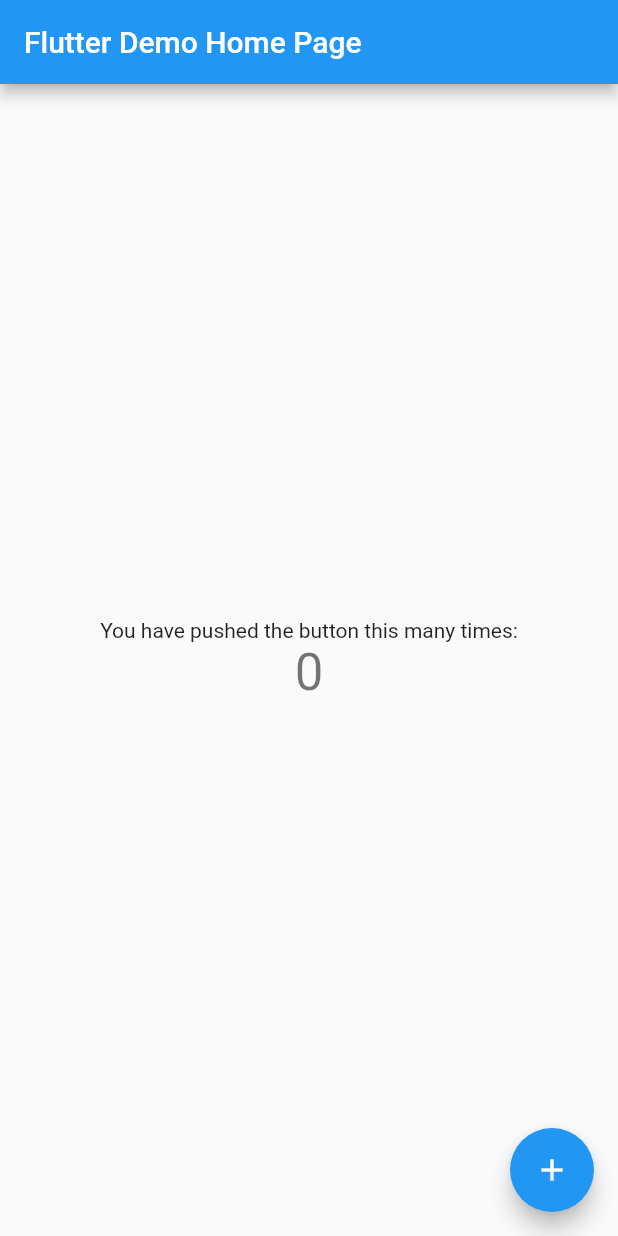
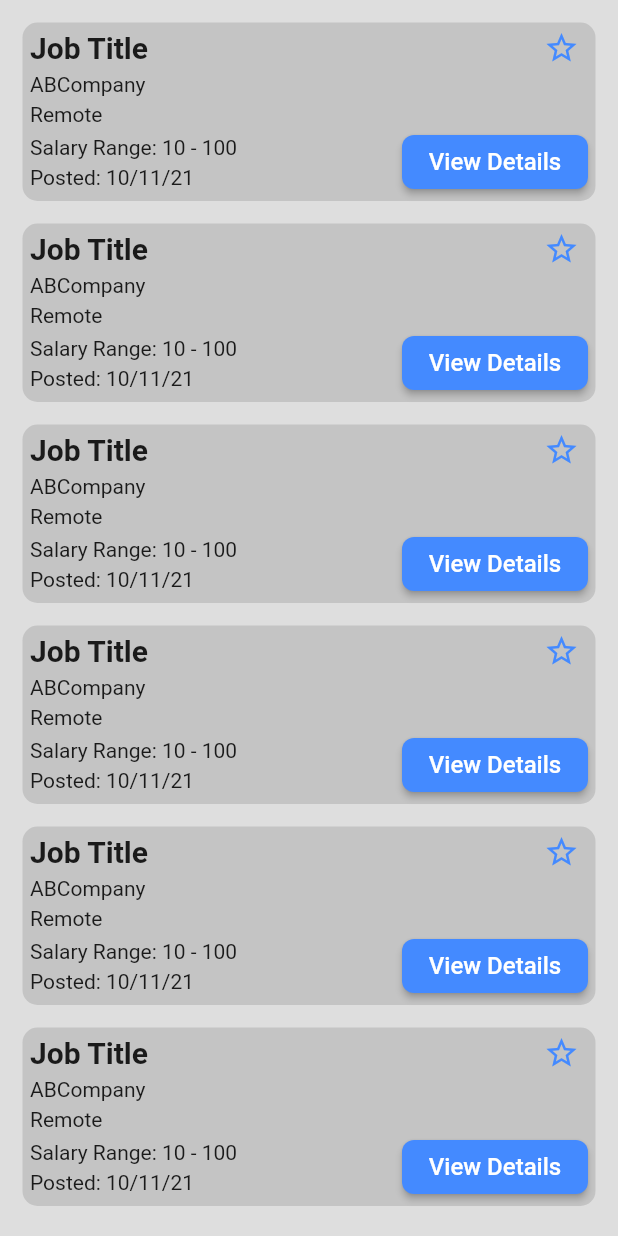
Before and after one commit to azwadkm22/JobDen, a Flutter app: the screen it shows after launch, on a phone screen of 412 x 824 dp. Run offline on Flutter 3.47's test engine with Material 2 defaults, Android fonts, the phone set to English and light mode, and no system bars; missing offline and left inert: dart:ffi.

Commit message:
is this even getting committed

```diff
--- /dev/null
+++ b/lib/color_palette.dart
@@ -0,0 +1,11 @@
+import 'package:flutter/material.dart';
+
+class ColorPalette {
+  static const Color backgroundColor = Color(0xffDEDEDE);
+  static const Color secondaryColor = Color(0xFFaaaaaa);
+  static const Color secondaryColorDark = Color(0xFF3D3D3D);
+  static const Color textColor = Color(0xFFdedede);
+  static const Color green = Color(0xff88E079);
+  static const Color orange = Color(0xffff9d5c);
+  static const Color red = Color(0xffef5350);
+}
--- a/lib/main.dart
+++ b/lib/main.dart
@@ -1,4 +1,5 @@
 import 'package:flutter/material.dart';
+import 'package:job_den/views/home_screen.dart';
 
 void main() {
   runApp(const MyApp());
@@ -24,7 +25,7 @@ class MyApp extends StatelessWidget {
         // is not restarted.
         primarySwatch: Colors.blue,
       ),
-      home: const MyHomePage(title: 'Flutter Demo Home Page'),
+      home: HomeScreen(),
     );
   }
 }
--- /dev/null
+++ b/lib/views/JobCard.dart
@@ -0,0 +1,79 @@
+import 'dart:ffi';
+
+import 'package:flutter/cupertino.dart';
+import 'package:flutter/material.dart';
+import 'package:job_den/views/view_details_button.dart';
+
+class JobCard extends StatefulWidget {
+  const JobCard({Key? key}) : super(key: key);
+  final String jobTitle = "Job Title";
+
+  @override
+  _JobCardState createState() => _JobCardState();
+}
+
+class _JobCardState extends State<JobCard> {
+  String jobTitle = "Job Title";
+  String companyName = "ABCompany";
+  String jobType = "Remote";
+  int salaryRangeStart = 10;
+  int salaryRangeEnd = 100;
+  String date = "10/11/21";
+  bool isStarred = false;
+  @override
+  Widget build(BuildContext context) {
+    return GestureDetector(
+      onTap: () {
+        //Take to JobViewPage
+      },
+  child: Expanded(child: Container(
+    padding: const EdgeInsets.fromLTRB(5.0, 5.0, 5.0, 2),
+    margin: const EdgeInsets.fromLTRB(5.0, 5.0, 5.0, 10.0),
+    decoration: const BoxDecoration(
+      color: Color(0xFFC4C4C4),
+      borderRadius: BorderRadius.all(Radius.circular(10))
+    ),
+      child: Column(
+        crossAxisAlignment: CrossAxisAlignment.start,
+        mainAxisAlignment: MainAxisAlignment.spaceEvenly,
+        children: [
+          Row(
+            children: [
+              Expanded(flex: 18, child: Text(jobTitle, style: TextStyle(fontWeight: FontWeight.bold, fontSize: 20),)),
+              Expanded(flex: 1, child: Container()),
+              Expanded(flex: 2, child: GestureDetector(onTap: (){ setState(() {
+                if (isStarred == false )
+                  isStarred = true;
+                else if (isStarred = true)
+                  isStarred = false;
+              });}, child: isStarred == true ? Icon(Icons.star, color: Colors.blueAccent,) : Icon(Icons.star_border_outlined, color: Colors.blueAccent,))),
+            ],
+          ),
+          SizedBox(height: 4,),
+          Text(companyName),
+          SizedBox(height: 4,),
+          Text(jobType),
+          Row(
+            mainAxisAlignment: MainAxisAlignment.start,
+            children: [
+              Expanded(flex: 3, child: Column(
+                mainAxisAlignment: MainAxisAlignment.spaceEvenly,
+                  crossAxisAlignment: CrossAxisAlignment.start,
+                  children: [
+                    Text("Salary Range: $salaryRangeStart - $salaryRangeEnd"),
+                    SizedBox(height: 4,),
+                    Text("Posted: $date"),
+                  ],
+                ),
+              ),
+              Expanded(flex: 1, child: Container()),
+              Expanded(flex: 2, child: ViewDetailsButton(onPressed: (){},)),
+            ],
+          )
+        ],
+    ),
+
+  ),
+    ));
+  }
+}
--- a/lib/views/JobPostCard.dart
+++ b/lib/views/JobPostCard.dart
@@ -0,0 +1,30 @@
+import 'package:flutter/material.dart';
+
+// ignore: empty_constructor_bodies
+class JobPostCard extends GestureDetector {
+  JobPostCard({
+    Color bgColor = Colors.white,
+    required String title,
+    required String id,
+    required VoidCallback onPressed,
+  }) :
+        super  (
+          onTap: onPressed,
+          child: Container(
+            color: bgColor,
+            margin: EdgeInsets.all(5.0),
+            child: Expanded(
+                    child: Padding(
+                      padding: EdgeInsets.all(10),
+                      child: Text(title,
+                        textAlign: TextAlign.start,
+                        style: TextStyle(
+                          fontSize: 18,
+                          color: Colors.black,
+                        ),
+                      ),
+                    ),
+                  ),
+            ),
+          );
+}
--- /dev/null
+++ b/lib/views/home_screen.dart
@@ -0,0 +1,31 @@
+import 'package:flutter/material.dart';
+import 'package:job_den/color_palette.dart';
+import 'package:job_den/views/JobCard.dart';
+import 'package:job_den/views/JobPostCard.dart';
+
+class HomeScreen extends StatelessWidget {
+  @override
+  Widget build(BuildContext context) {
+    return Scaffold(
+        backgroundColor: ColorPalette.backgroundColor,
+        body: _buildContent(),
+    );
+  }
+
+  Widget _buildContent() {
+    return SafeArea(
+      child: Expanded(
+            child: Padding(
+              padding: const EdgeInsets.all(10.0),
+              child: ListView.builder(
+                shrinkWrap: true,
+                  itemCount: 10,
+                  itemBuilder: (context, index) {
+                    return JobCard();
+                      // JobPostCard(title: "Job Title",id: "11",onPressed: (){},
+                    // );
+                  },),
+            ),
+          ));
+  }
+}
--- /dev/null
+++ b/lib/views/view_details_button.dart
@@ -0,0 +1,30 @@
+import 'package:flutter/material.dart';
+
+class ViewDetailsButton extends SizedBox {
+  ViewDetailsButton({
+    Color textColor = Colors.white,
+    double borderRadius = 8,
+    double fontSize = 16,
+    String label = "View Details",
+    Color color = Colors.blueAccent,
+    required VoidCallback onPressed,
+  }) :
+        super(
+          child: ElevatedButton(
+            onPressed: onPressed,
+            child: FittedBox(
+              fit: BoxFit.fill,
+              child: Text(label,
+                style: TextStyle(color: textColor, fontSize: fontSize, fontWeight: FontWeight.w500,
+                    // fontFamily: FontResource.secondaryFont
+                ),
+                textAlign: TextAlign.center,
+              ),
+            ),
+            style: ElevatedButton.styleFrom(
+                primary: color,
+                shape: RoundedRectangleBorder(borderRadius: BorderRadius.all(Radius.circular(borderRadius)))
+            ),
+          )
+      );
+}
```
